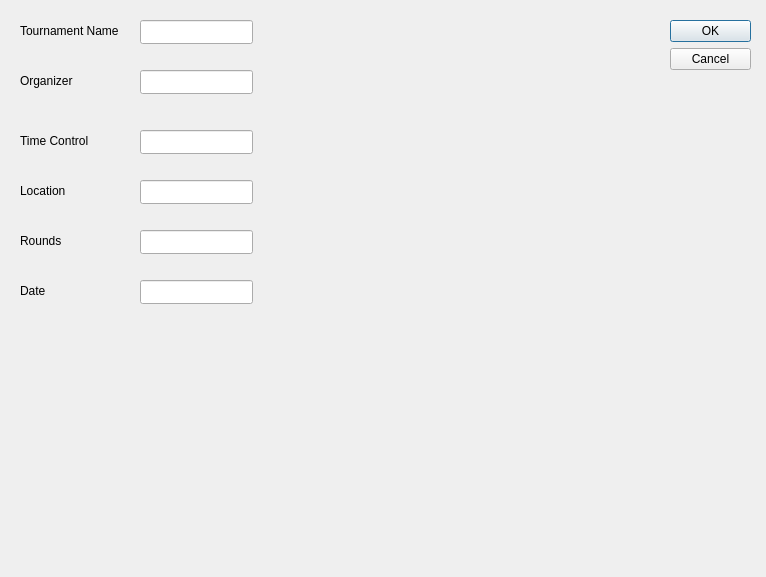
Qt form settings.ui (RDG0818/SwissSystem2) before a commit.
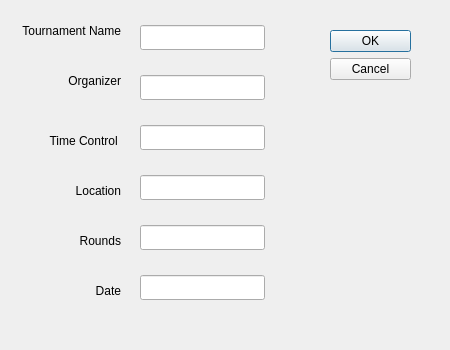
The same form after that commit.

Commit message: Centered all the buttons and stuff

Patch:
```diff
--- a/settings.ui
+++ b/settings.ui
@@ -6,8 +6,8 @@
    <rect>
     <x>0</x>
     <y>0</y>
-    <width>766</width>
-    <height>577</height>
+    <width>450</width>
+    <height>350</height>
    </rect>
   </property>
   <property name="windowTitle">
@@ -16,8 +16,8 @@
   <widget class="QDialogButtonBox" name="buttonBox">
    <property name="geometry">
     <rect>
-     <x>670</x>
-     <y>20</y>
+     <x>330</x>
+     <y>30</y>
      <width>81</width>
      <height>241</height>
     </rect>
@@ -33,9 +33,9 @@
    <property name="geometry">
     <rect>
      <x>140</x>
-     <y>20</y>
-     <width>113</width>
-     <height>24</height>
+     <y>25</y>
+     <width>125</width>
+     <height>25</height>
     </rect>
    </property>
   </widget>
@@ -51,6 +51,9 @@
    <property name="text">
     <string>Tournament Name</string>
    </property>
+   <property name="alignment">
+    <set>Qt::AlignRight|Qt::AlignTrailing|Qt::AlignVCenter</set>
+   </property>
   </widget>
   <widget class="QLabel" name="label_2">
    <property name="geometry">
@@ -64,14 +67,17 @@
    <property name="text">
     <string>Organizer</string>
    </property>
+   <property name="alignment">
+    <set>Qt::AlignRight|Qt::AlignTrailing|Qt::AlignVCenter</set>
+   </property>
   </widget>
   <widget class="QLineEdit" name="lineEdit_2">
    <property name="geometry">
     <rect>
      <x>140</x>
-     <y>70</y>
-     <width>113</width>
-     <height>24</height>
+     <y>75</y>
+     <width>125</width>
+     <height>25</height>
     </rect>
    </property>
   </widget>
@@ -87,14 +93,17 @@
    <property name="text">
     <string>Time Control </string>
    </property>
+   <property name="alignment">
+    <set>Qt::AlignRight|Qt::AlignTrailing|Qt::AlignVCenter</set>
+   </property>
   </widget>
   <widget class="QLineEdit" name="lineEdit_3">
    <property name="geometry">
     <rect>
      <x>140</x>
-     <y>130</y>
-     <width>113</width>
-     <height>24</height>
+     <y>125</y>
+     <width>125</width>
+     <height>25</height>
     </rect>
    </property>
   </widget>
@@ -110,14 +119,17 @@
    <property name="text">
     <string>Location</string>
    </property>
+   <property name="alignment">
+    <set>Qt::AlignRight|Qt::AlignTrailing|Qt::AlignVCenter</set>
+   </property>
   </widget>
   <widget class="QLineEdit" name="lineEdit_4">
    <property name="geometry">
     <rect>
      <x>140</x>
-     <y>180</y>
-     <width>113</width>
-     <height>24</height>
+     <y>175</y>
+     <width>125</width>
+     <height>25</height>
     </rect>
    </property>
   </widget>
@@ -133,6 +145,9 @@
    <property name="text">
     <string>Rounds</string>
    </property>
+   <property name="alignment">
+    <set>Qt::AlignRight|Qt::AlignTrailing|Qt::AlignVCenter</set>
+   </property>
   </widget>
   <widget class="QLabel" name="label_6">
    <property name="geometry">
@@ -146,14 +161,17 @@
    <property name="text">
     <string>Date</string>
    </property>
+   <property name="alignment">
+    <set>Qt::AlignRight|Qt::AlignTrailing|Qt::AlignVCenter</set>
+   </property>
   </widget>
   <widget class="QLineEdit" name="lineEdit_5">
    <property name="geometry">
     <rect>
      <x>140</x>
-     <y>230</y>
-     <width>113</width>
-     <height>24</height>
+     <y>225</y>
+     <width>125</width>
+     <height>25</height>
     </rect>
    </property>
   </widget>
@@ -161,9 +179,9 @@
    <property name="geometry">
     <rect>
      <x>140</x>
-     <y>280</y>
-     <width>113</width>
-     <height>24</height>
+     <y>275</y>
+     <width>125</width>
+     <height>25</height>
     </rect>
    </property>
   </widget>
```
The commit also changes 3 other files.
